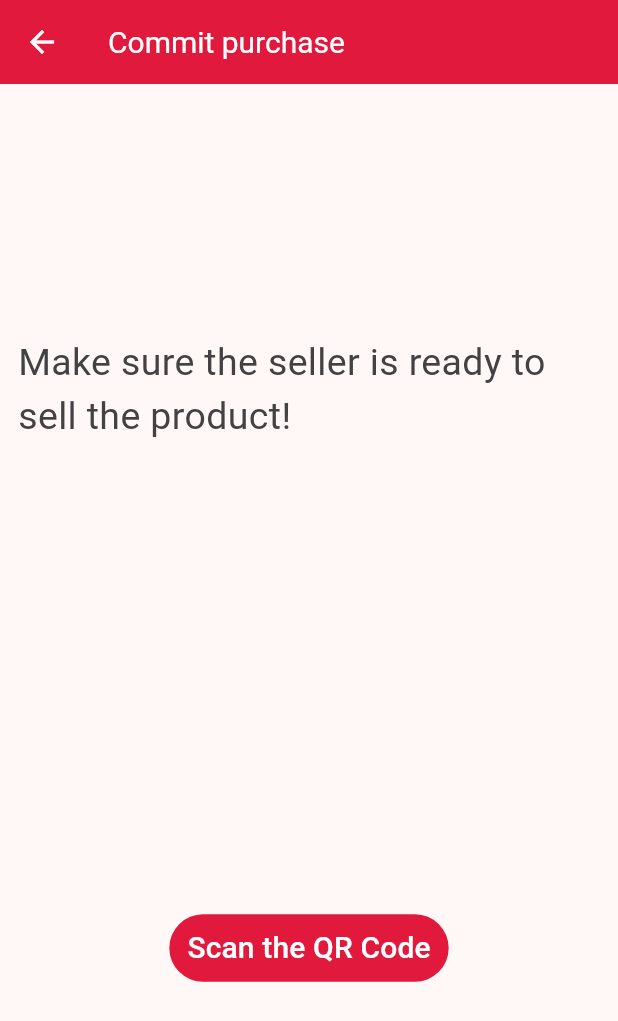
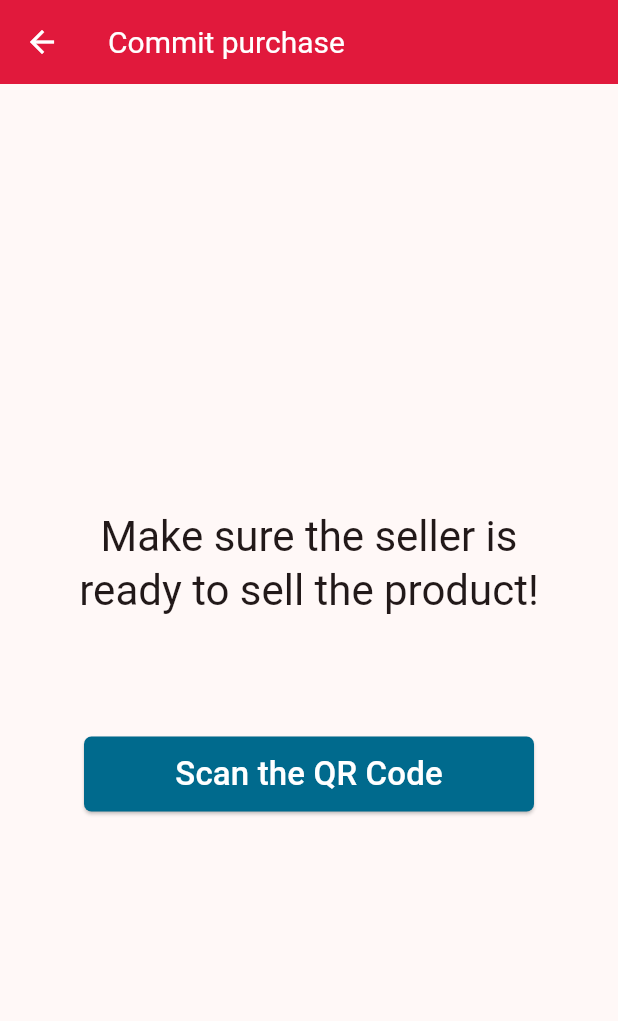
Before and after one commit to foivz/pop-app-flutter, a Flutter app: the BuyingScreen screen opened directly, on a phone screen of 412 x 824 dp. Shown: the top 1021 px of the screen. Run offline on Flutter 3.47's test engine with Material 2 defaults, Android fonts, the phone set to English and light mode, and no system bars; our stand-ins replace flutter_secure_storage; missing offline and left inert: qr_code_scanner; accounts and stored records are empty.

Commit message:
Polish the design.
(#11)

```diff
--- a/lib/main_menu_screen/buyer_screen/buying_screen/buying_screen.dart
+++ b/lib/main_menu_screen/buyer_screen/buying_screen/buying_screen.dart
@@ -1,4 +1,5 @@
 import 'package:flutter/material.dart';
+import 'package:pop_app/login_screen/custom_elevatedbutton_widget.dart';
 import 'package:pop_app/main_menu_screen/buyer_screen/buying_screen/qr_scanner_screen.dart';
 import 'package:pop_app/myconstants.dart';
 
@@ -9,29 +10,25 @@ class BuyingScreen extends StatelessWidget {
   Widget build(BuildContext context) {
     return Scaffold(
         appBar: AppBar(title: const Text("Commit purchase")),
-        body: Padding(
+        body: Center(
+          child: SingleChildScrollView(
+            child: Padding(
               padding: const EdgeInsets.all(12.0),
               child: Column(
-            mainAxisAlignment: MainAxisAlignment.spaceAround,
+                mainAxisAlignment: MainAxisAlignment.center,
                 children: [
-              Text(
+                  SizedBox(
+                    width: MediaQuery.of(context).size.width * 0.8,
+                    child: Text(
                       "Make sure the seller is ready to sell the product!",
-                style: TextStyle(
-                  color: Colors.grey.shade800,
-                  fontSize: 25,
+                      style: Theme.of(context).textTheme.headlineMedium,
+                      textAlign: TextAlign.center,
                     ),
                   ),
-              TextButton(
-                style: ButtonStyle(
-                    backgroundColor:
-                        MaterialStateProperty.resolveWith((states) => MyConstants.red)),
-                child: const Text(
-                  'Scan the QR Code',
-                  style: TextStyle(
-                    fontSize: 20,
-                    color: Colors.white,
-                  ),
-                ),
+                  const SizedBox(height: MyConstants.formInputSpacer * 4),
+                  FormSubmitButton(
+                    buttonText: 'Scan the QR Code',
+                    color: MyConstants.accentColor2,
                     onPressed: () {
                       Navigator.of(context).push(MaterialPageRoute(
                         builder: (context) => const QRScannerScreen(),
@@ -40,6 +37,8 @@ class BuyingScreen extends StatelessWidget {
                   ),
                 ],
               ),
+            ),
+          ),
         ));
   }
 }
```
Also changed, not shown: lib/main_menu_screen/buyer_screen/buying_screen/qr_scanner_screen.dart (+12 -10 lines). Lines whose indentation alone changed are shown as unchanged.
